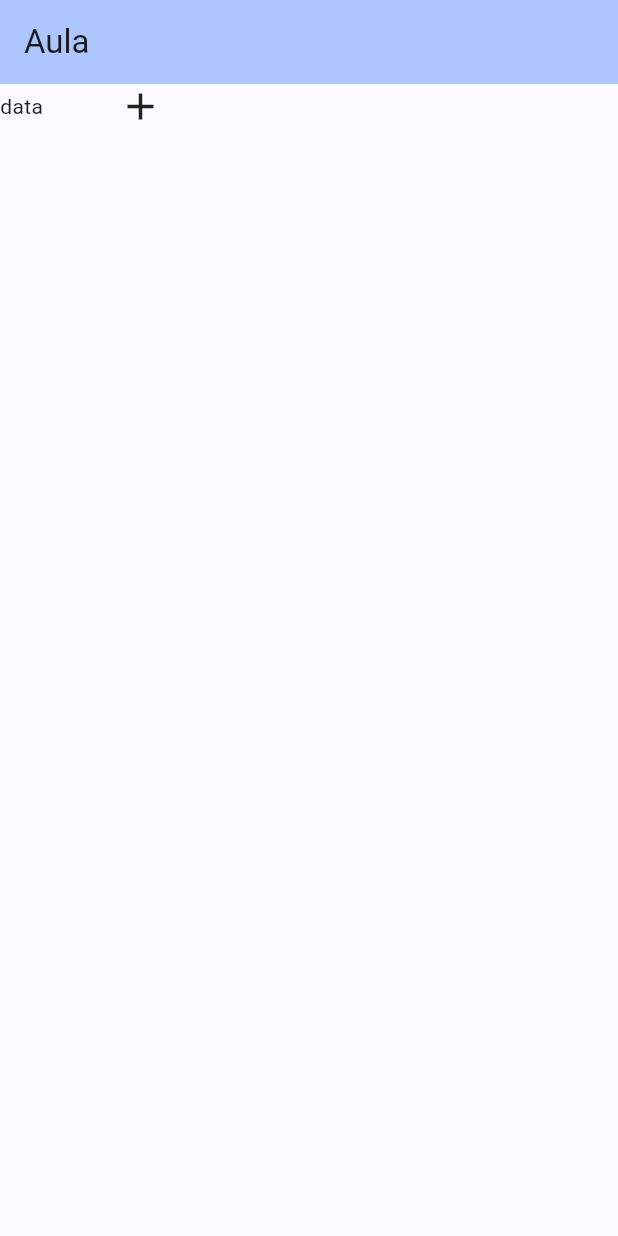
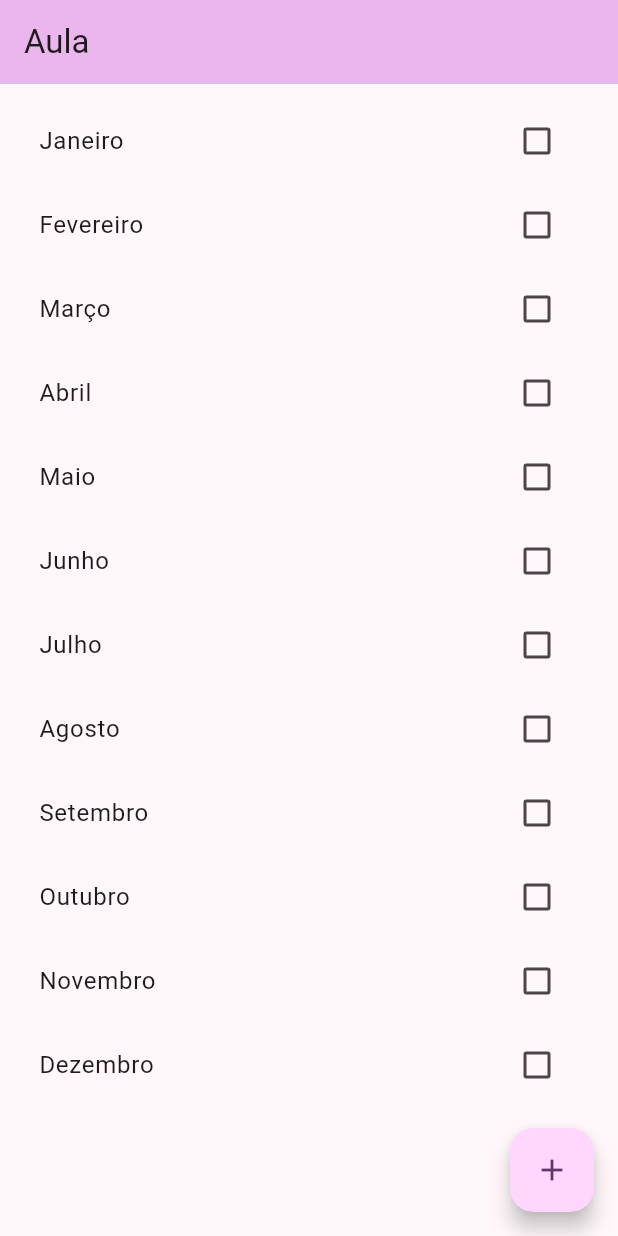
Before and after one commit to gabeemachado29/Dart, a Flutter app: the screen it shows after launch, on a phone screen of 412 x 824 dp. Run offline on Flutter 3.47's test engine with Material 3 defaults, Android fonts, the light colour scheme and no system bars.

Commit message:
Checkbox

```diff
--- /dev/null
+++ b/flutter_aula/lib/check_box_custom.dart
@@ -0,0 +1,26 @@
+import 'package:flutter/material.dart';
+import 'package:flutter_aula/check_box_option.dart';
+
+class CheckBoxCustomWidget extends StatefulWidget {
+  const CheckBoxCustomWidget({super.key, required this.item});
+
+  final CheckBoxOption item;
+
+  @override
+  State<CheckBoxCustomWidget> createState() => _CheckBoxCustomWidgetState();
+}
+
+class _CheckBoxCustomWidgetState extends State<CheckBoxCustomWidget> {
+  @override
+  Widget build(BuildContext context) {
+    return CheckboxListTile(
+      title: Text(widget.item.title),
+      value: widget.item.checked,
+      onChanged: (value) {
+        setState(() {
+          widget.item.checked = value!;
+        });
+      },
+    );
+  }
+}
--- /dev/null
+++ b/flutter_aula/lib/check_box_option.dart
@@ -0,0 +1,9 @@
+class CheckBoxOption {
+  String title;
+  bool checked;
+
+  CheckBoxOption({
+    this.title = "No Title Option",
+    this.checked = false,
+  });
+}
--- a/flutter_aula/lib/home.dart
+++ b/flutter_aula/lib/home.dart
@@ -1,29 +1,68 @@
-import 'package:flutter/cupertino.dart';
+// ignore_for_file: dead_code, avoid_function_literals_in_foreach_calls, avoid_print
+
 import 'package:flutter/material.dart';
+import 'package:flutter_aula/check_box_custom.dart';
+import 'package:flutter_aula/check_box_option.dart';
 
-class MyHomePage extends StatefulWidget {
-  const MyHomePage({super.key, required this.title});
+class Home extends StatefulWidget {
+  const Home({super.key, required this.title});
 
   final String title;
 
   @override
-  State<MyHomePage> createState() => _MyHomePageState();
+  State<Home> createState() => _HomeState();
 }
 
-class _MyHomePageState extends State<MyHomePage> {
+class _HomeState extends State<Home> {
+  //bool cbIsSelected_1 = false;
+  _HomeState();
+
+  final List<CheckBoxOption> months = [
+    CheckBoxOption(title: 'Janeiro'),
+    CheckBoxOption(title: 'Fevereiro'),
+    CheckBoxOption(title: 'Março'),
+    CheckBoxOption(title: 'Abril'),
+    CheckBoxOption(title: 'Maio'),
+    CheckBoxOption(title: 'Junho'),
+    CheckBoxOption(title: 'Julho'),
+    CheckBoxOption(title: 'Agosto'),
+    CheckBoxOption(title: 'Setembro'),
+    CheckBoxOption(title: 'Outubro'),
+    CheckBoxOption(title: 'Novembro'),
+    CheckBoxOption(title: 'Dezembro'),
+  ];
+
+  @override
   Widget build(BuildContext context) {
     return Scaffold(
       appBar: AppBar(
         backgroundColor: Theme.of(context).colorScheme.inversePrimary,
-        title: Text('Aula'),
+        title: const Text('Aula'),
       ),
-      body: Row(
-        children: [
-          Text('data'),
-          SizedBox(width: 50),
-          Icon(Icons.add, size: 30),
-        ],
+      body: Container(
+        padding: const EdgeInsets.symmetric(horizontal: 10.0, vertical: 10),
+        child: ListView.builder(
+          shrinkWrap: true,
+          physics: const NeverScrollableScrollPhysics(),
+          itemCount: months.length,
+          itemBuilder: (_, index) {
+            return CheckBoxCustomWidget(item: months[index]);
+          },
+        ),
+      ),
+      floatingActionButton: FloatingActionButton(
+        onPressed: printSelectedMonths,
+        child: const Icon(Icons.add),
       ),
     );
   }
+
+  void printSelectedMonths() {
+    List<CheckBoxOption> selectedMonths =
+        List.from(months.where((item) => item.checked));
+
+    selectedMonths.forEach((item) {
+      print(item.title);
+    });
+  }
 }
--- a/flutter_aula/lib/main.dart
+++ b/flutter_aula/lib/main.dart
@@ -6,11 +6,11 @@ void main() {
   runApp(
     MaterialApp(
       debugShowCheckedModeBanner: false,
-      home: MyHomePage(title: 'Aula'),
+      home: const Home(title: 'aula',),
       theme: ThemeData(
         useMaterial3: true,
         colorScheme: ColorScheme.fromSeed(
-          seedColor: Colors.blueAccent
+          seedColor: Colors.purpleAccent
         )
       )
     ),
```
Also changed, not shown: flutter_aula/pubspec.lock, 1 other file.
